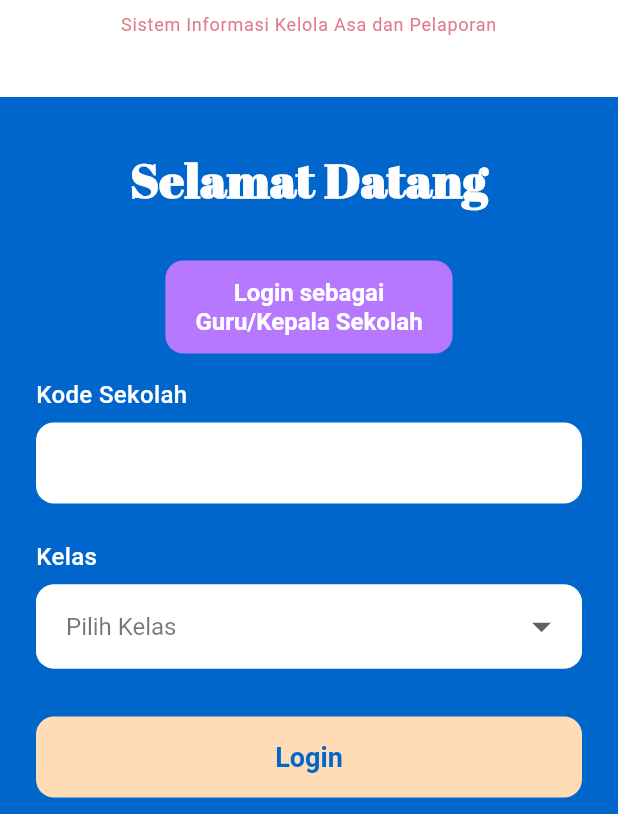
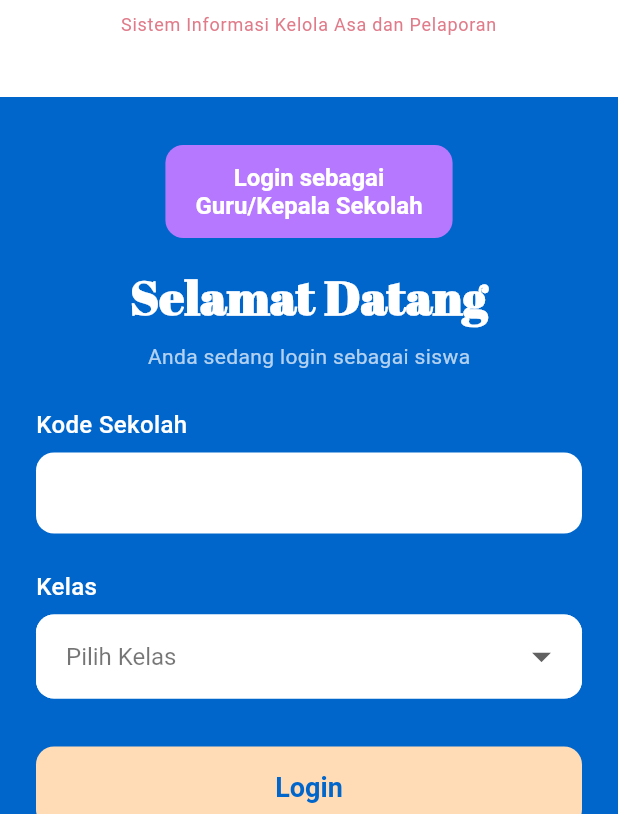
Before and after one commit to MBD-LIDM/SIKAP-frontend, a Flutter app: the screen it shows after launch, on a phone screen of 412 x 824 dp, the part 422-1236 px from its top. Run offline on Flutter 3.47's test engine with Material 3 defaults, Android fonts, the phone set to English and light mode, and no system bars; our stand-ins replace flutter_svg, google_fonts; project files that could hold a hidden picture were left out.

Commit message:
Implement complete login page

```diff
--- a/lib/features/authentication/presentation/pages/login_page.dart
+++ b/lib/features/authentication/presentation/pages/login_page.dart
@@ -87,23 +87,7 @@ class _LoginPageState extends State<LoginPage> {
                 child: Column(
                   children: [
                     const SizedBox(height: 32),
-                    // Selamat Datang text
-                    Text(
-                      'Selamat Datang',
-                      style: GoogleFonts.abrilFatface(
-                        fontSize: 32,
-                        fontWeight: FontWeight.bold,
-                        color: Colors.white,
-                      ),
-                    ),
-                    const SizedBox(height: 32),
-                    // Form fields
-                    Padding(
-                      padding: const EdgeInsets.symmetric(horizontal: 24),
-                      child: Column(
-                        crossAxisAlignment: CrossAxisAlignment.start,
-                        children: [
-                          // Login sebagai Guru/Kepala Sekolah (button)
+                    // Login sebagai Guru/Kepala Sekolah (button) dipindah ke atas
                     Center(
                       child: ElevatedButton(
                         onPressed: () {
@@ -134,6 +118,33 @@ class _LoginPageState extends State<LoginPage> {
                       ),
                     ),
                     const SizedBox(height: 16),
+                    // Selamat Datang text
+                    Text(
+                      'Selamat Datang',
+                      style: GoogleFonts.abrilFatface(
+                        fontSize: 32,
+                        fontWeight: FontWeight.bold,
+                        color: Colors.white,
+                      ),
+                    ),
+                    const SizedBox(height: 8),
+                    // Keterangan role aktif
+                    Text(
+                      'Anda sedang login sebagai siswa',
+                      style: GoogleFonts.roboto(
+                        fontSize: 14,
+                        color: Colors.white70,
+                        fontWeight: FontWeight.w400,
+                      ),
+                    ),
+                    const SizedBox(height: 24),
+                    // Form fields
+                    Padding(
+                      padding: const EdgeInsets.symmetric(horizontal: 24),
+                      child: Column(
+                        crossAxisAlignment: CrossAxisAlignment.start,
+                        children: [
+
                           // Kode Sekolah label
                           Text(
                             'Kode Sekolah',
```
Lines whose indentation alone changed are shown as unchanged.
